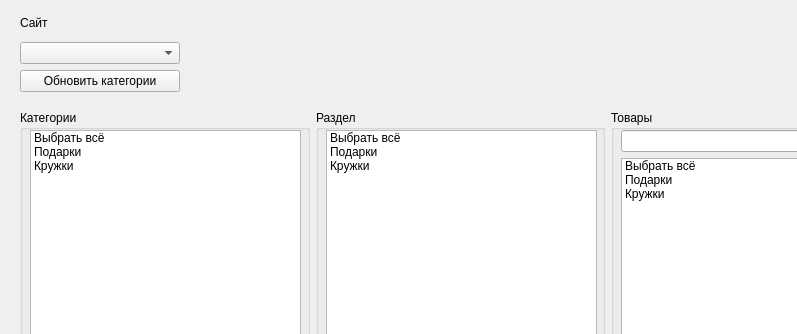
Above: main_window.ui from ittybe/parser-sites-with-gifts before the change; both pictures show x 0 to 797 and y 0 to 334 of the 926 by 715 pixel window. Below: the same form after it.
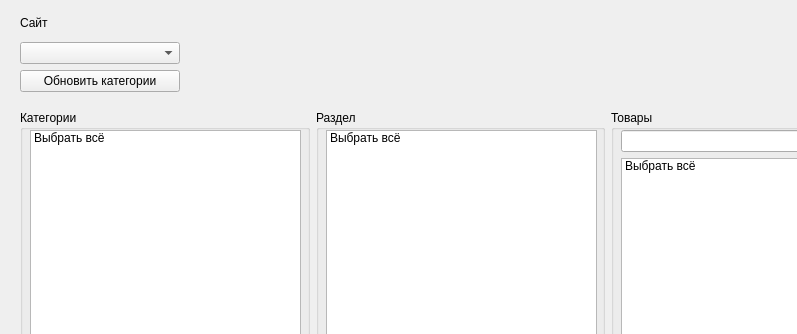
That is the form after the change.

```diff
--- a/main_window.ui
+++ b/main_window.ui
@@ -81,16 +81,6 @@
              <string>Выбрать всё</string>
             </property>
            </item>
-           <item>
-            <property name="text">
-             <string>Подарки</string>
-            </property>
-           </item>
-           <item>
-            <property name="text">
-             <string>Кружки</string>
-            </property>
-           </item>
           </widget>
          </item>
         </layout>
@@ -125,16 +115,6 @@
              <string>Выбрать всё</string>
             </property>
            </item>
-           <item>
-            <property name="text">
-             <string>Подарки</string>
-            </property>
-           </item>
-           <item>
-            <property name="text">
-             <string>Кружки</string>
-            </property>
-           </item>
           </widget>
          </item>
         </layout>
@@ -183,16 +163,6 @@
              <string>Выбрать всё</string>
             </property>
            </item>
-           <item>
-            <property name="text">
-             <string>Подарки</string>
-            </property>
-           </item>
-           <item>
-            <property name="text">
-             <string>Кружки</string>
-            </property>
-           </item>
           </widget>
          </item>
         </layout>
```
Left out of the diff: 5 changed lines with no effect on the pictures.
